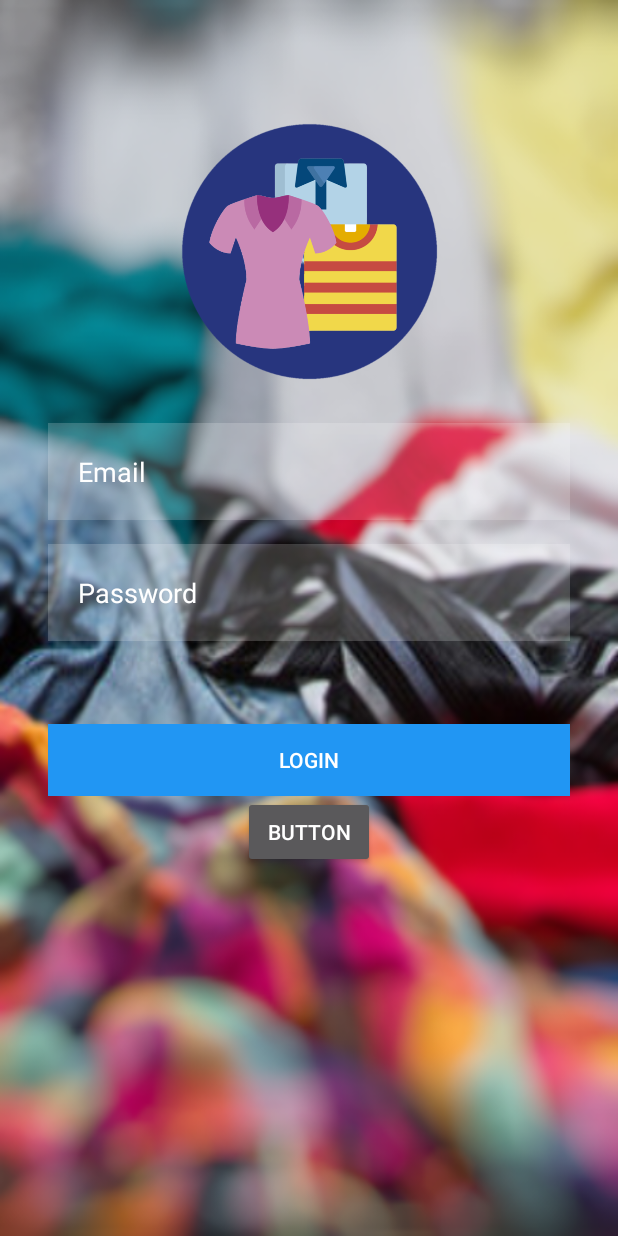
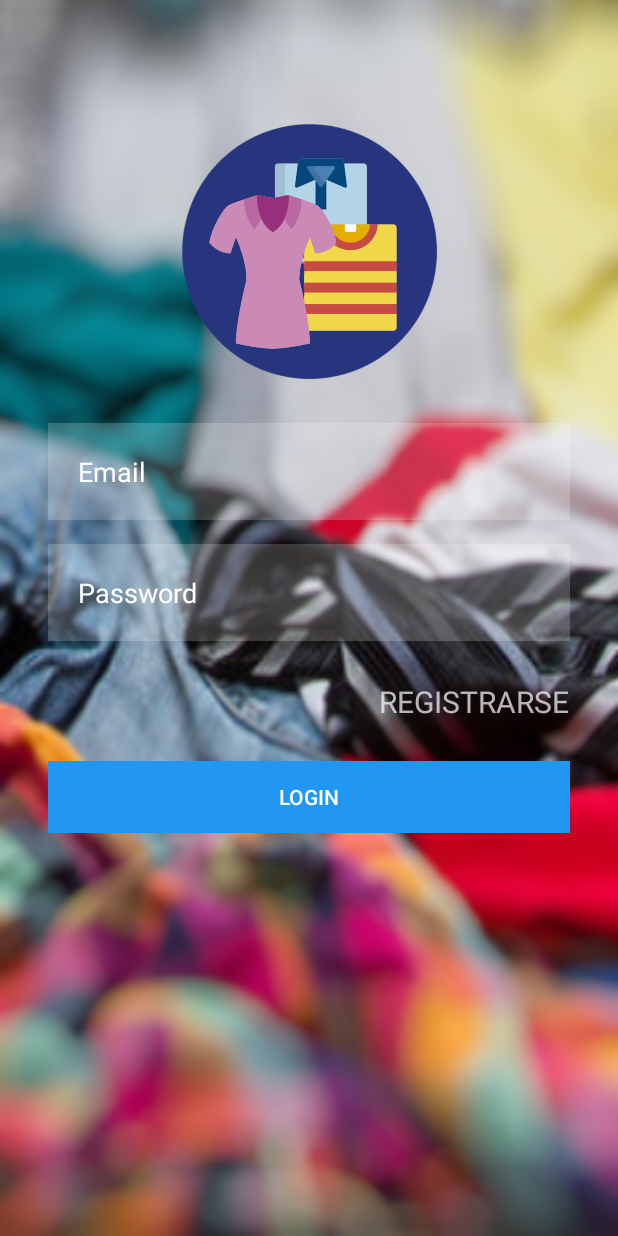
Before and after one commit to MrBrownie1/SOA-R, an Android app: the screen it shows after launch (MainActivity), on a phone screen of 412 x 824 dp. Run offline under Robolectric (Android 15) with nearby library versions, the phone set to English and light mode, and no system bars; our stand-ins replace Firebase (no records; nobody signed in at launch, a user with empty details on screens opened directly).

Commit message:
Corrección Login

```diff
--- a/app/src/main/java/com/example/soa_r/MainActivity.java
+++ b/app/src/main/java/com/example/soa_r/MainActivity.java
@@ -36,7 +36,7 @@ public class MainActivity extends AppCompatActivity {
         pass = findViewById(R.id.contraseña);
 
         registro = findViewById(R.id.registro);
-        acceso = findViewById(R.id.acceso);
+        //acceso = findViewById(R.id.acceso);
 
         registro.setOnClickListener(new View.OnClickListener() {
             @Override
@@ -82,4 +82,9 @@ public class MainActivity extends AppCompatActivity {
         }
     }
 
+    public void Registrase (View view) {
+        Intent hom = new Intent(this, pantallaP.class);
+        startActivity(hom);
+    }
+
 }
--- a/app/src/main/res/layout/activity_main.xml
+++ b/app/src/main/res/layout/activity_main.xml
@@ -5,6 +5,7 @@
     android:layout_width="match_parent"
     android:layout_height="match_parent"
     android:background="@drawable/fondo"
+    android:onClick="Registrase"
     tools:context=".MainActivity">
 
     <EditText
@@ -15,19 +16,19 @@
         android:layout_marginTop="252dp"
         android:layout_marginEnd="32dp"
         android:layout_marginBottom="8dp"
+        android:background="#30ffffff"
         android:ems="10"
         android:hint="Email"
         android:inputType="textPersonName"
         android:minHeight="48dp"
+        android:padding="20dp"
+        android:textColor="@color/white"
+        android:textColorHint="@color/white"
         app:layout_constraintBottom_toTopOf="@+id/contraseña"
         app:layout_constraintEnd_toEndOf="parent"
         app:layout_constraintHorizontal_bias="0.0"
         app:layout_constraintStart_toStartOf="parent"
-        app:layout_constraintTop_toTopOf="parent"
-        android:textColorHint="@color/white"
-        android:textColor="@color/white"
-        android:background="#30ffffff"
-        android:padding="20dp" />
+        app:layout_constraintTop_toTopOf="parent" />
 
     <EditText
         android:id="@+id/contraseña"
@@ -81,26 +82,30 @@
         android:layout_width="match_parent"
         android:layout_height="wrap_content"
         android:layout_marginStart="32dp"
-        android:layout_marginTop="55dp"
+        android:layout_marginTop="80dp"
         android:layout_marginEnd="32dp"
         android:background="@drawable/button_rounded"
         android:backgroundTint="#2196F3"
         android:text="Login"
+        android:textColor="@color/white"
         app:cornerRadius="40dp"
         app:layout_constraintEnd_toEndOf="parent"
         app:layout_constraintHorizontal_bias="0.0"
         app:layout_constraintStart_toStartOf="parent"
-        app:layout_constraintTop_toBottomOf="@+id/contraseña"
-        android:textColor="@color/white" />
+        app:layout_constraintTop_toBottomOf="@+id/contraseña" />
 
-    <Button
-        android:id="@+id/acceso"
+    <TextView
+        android:id="@+id/textView"
         android:layout_width="wrap_content"
         android:layout_height="wrap_content"
-        android:text="Button"
+        android:onClick="Registrase"
+        android:text="REGISTRARSE"
+        android:textSize="20sp"
+        app:layout_constraintBottom_toTopOf="@+id/registro"
         app:layout_constraintEnd_toEndOf="parent"
+        app:layout_constraintHorizontal_bias="0.886"
         app:layout_constraintStart_toStartOf="parent"
-        app:layout_constraintTop_toBottomOf="@+id/registro" />
+        app:layout_constraintTop_toBottomOf="@+id/contraseña" />
 
 
 </androidx.constraintlayout.widget.ConstraintLayout>
```
